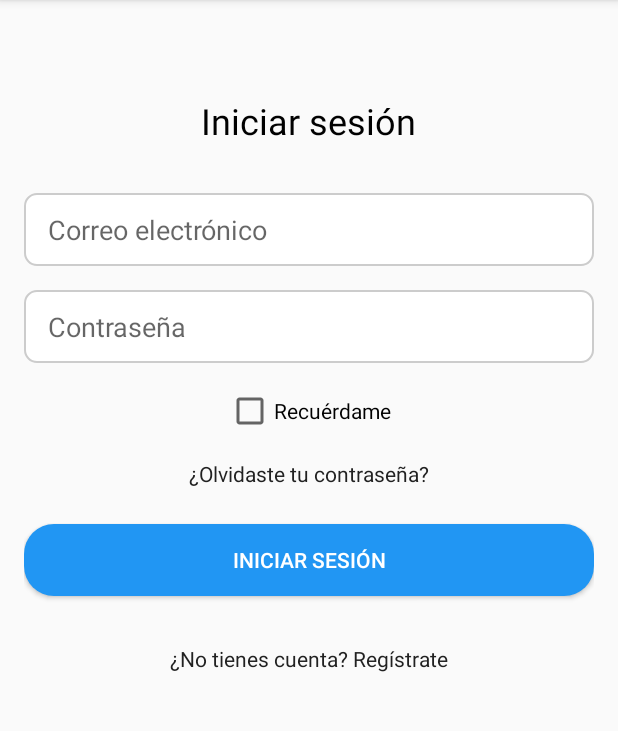
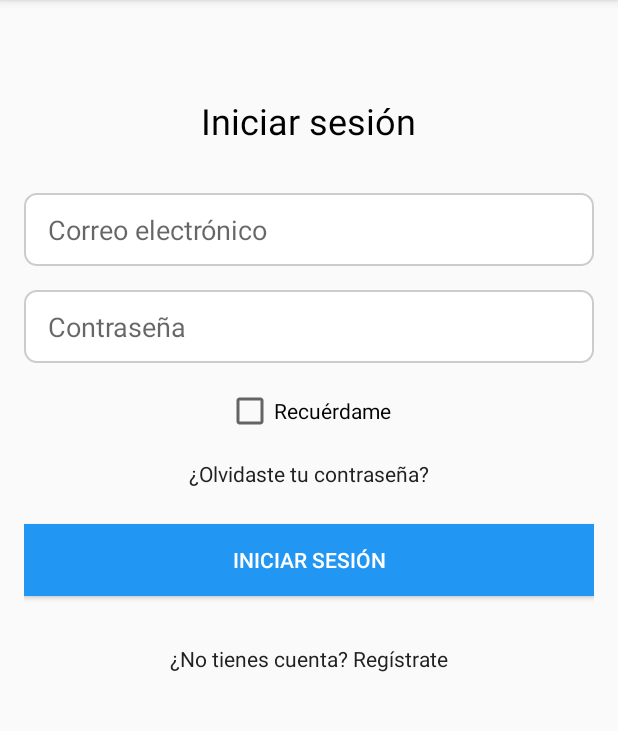
Before and after one commit to Danii001mg/TFG-QuantumMind, an Android app: the screen it shows after launch (LoginActivity), on a phone screen of 412 x 824 dp, the part 84-815 px from its top. Run offline under Robolectric (Android 15) with nearby library versions, the phone set to English and light mode, and no system bars; our stand-ins replace Firebase (no records; nobody signed in at launch, a user with empty details on screens opened directly).

Commit message:
Cambios en la interfaz; pantalla de perfil, editar perfil y funcionalidad para cerrar sesión

```diff
--- a/App QuantumMind/app/src/main/AndroidManifest.xml
+++ b/App QuantumMind/app/src/main/AndroidManifest.xml
@@ -1,6 +1,7 @@
 <?xml version="1.0" encoding="utf-8"?>
 <manifest xmlns:android="http://schemas.android.com/apk/res/android"
     xmlns:tools="http://schemas.android.com/tools">
+    <uses-permission android:name="android.permission.INTERNET"/>
 
     <application
         android:allowBackup="true"
@@ -27,6 +28,11 @@
         <activity android:name="android.example.quantummind.AchievementsActivity" />
         <activity android:name="android.example.quantummind.RegisterActivity" />
         <activity android:name="android.example.quantummind.MainActivity" />
+        <activity android:name="android.example.quantummind.UserProfileActivity" />
+        <activity android:name="android.example.quantummind.SettingsActivity" />
+        <activity android:name="android.example.quantummind.EditProfileActivity" />
+
+
     </application>
 
 </manifest>
--- a/App QuantumMind/app/src/main/res/layout/activity_login.xml
+++ b/App QuantumMind/app/src/main/res/layout/activity_login.xml
@@ -11,7 +11,7 @@
     <TextView
         android:layout_width="wrap_content"
         android:layout_height="wrap_content"
-        android:text="Iniciar sesión"
+        android:text="@string/log_in"
         android:textSize="24sp"
         android:textColor="#000"
         android:layout_marginTop="48dp"
@@ -21,7 +21,7 @@
         android:id="@+id/emailEditText"
         android:layout_width="match_parent"
         android:layout_height="wrap_content"
-        android:hint="Correo electrónico"
+        android:hint="@string/email"
         android:background="@drawable/edit_text_style"
         android:inputType="textEmailAddress"
         android:layout_marginBottom="16dp"/>
@@ -30,7 +30,7 @@
         android:id="@+id/passwordEditText"
         android:layout_width="match_parent"
         android:layout_height="wrap_content"
-        android:hint="Contraseña"
+        android:hint="@string/password"
         android:background="@drawable/edit_text_style"
         android:inputType="textPassword"
         android:layout_marginBottom="16dp"/>
@@ -39,14 +39,14 @@
         android:id="@+id/rememberMeCheckBox"
         android:layout_width="wrap_content"
         android:layout_height="wrap_content"
-        android:text="Recuérdame"
+        android:text="@string/remember_me"
         android:layout_marginBottom="16dp"/>
 
     <TextView
         android:id="@+id/forgotPasswordText"
         android:layout_width="wrap_content"
         android:layout_height="wrap_content"
-        android:text="¿Olvidaste tu contraseña?"
+        android:text="@string/forget_password"
         android:textColor="?attr/colorPrimary"
         android:layout_marginBottom="24dp"/>
 
@@ -54,8 +54,8 @@
         android:id="@+id/loginButton"
         android:layout_width="match_parent"
         android:layout_height="wrap_content"
-        android:text="Iniciar sesión"
-        android:background="@drawable/button_style"
+        android:text="@string/log_in"
+        android:background="@color/bottomNavBackground"
         android:textColor="#FFF"
         android:onClick="login"
         android:layout_marginBottom="32dp"/>
@@ -64,7 +64,7 @@
         android:id="@+id/registerText"
         android:layout_width="wrap_content"
         android:layout_height="wrap_content"
-        android:text="¿No tienes cuenta? Regístrate"
+        android:text="@string/register"
         android:textColor="?attr/colorPrimary"
         android:onClick="openRegister"/>
 
--- a/App QuantumMind/app/src/main/res/values/colors.xml
+++ b/App QuantumMind/app/src/main/res/values/colors.xml
@@ -7,5 +7,10 @@
     <color name="teal_700">#FF018786</color>
     <color name="black">#FF000000</color>
     <color name="white">#FFFFFFFF</color>
-    <color name="colorPrimary">#2196F3</color>
+    <color name="colorPrimary">#FF5722</color>
+    <color name="colorPrimaryDark">#E64A19</color>
+    <color name="colorAccent">#FFC107</color>
+    <color name="bottomNavBackground">#2196F3</color>
+    <color name="bottomNavItemSelected">#FFFFFF</color>
+    <color name="bottomNavItemUnselected">#BDBDBD</color>
 </resources>
--- a/App QuantumMind/app/src/main/res/values/strings.xml
+++ b/App QuantumMind/app/src/main/res/values/strings.xml
@@ -2,8 +2,28 @@
     <string name="app_name">QuantumMind</string>
     <string name="start_game">Comenzar juego</string>
     <string name="view_achievements">Ver Logros</string>
-    <string name="username_hint">Email\n</string>
+    <string name="username_hint">Email</string>
     <string name="password_hint">Contraseña</string>
     <string name="login">Iniciar sesión</string>
     <string name="create_account">Crear cuenta</string>
+    <string name="lessons">Lecciones</string>
+    <string name="home">Home</string>
+    <string name="questions">Preguntas</string>
+    <string name="profile">Mi Perfil</string>
+    <string name="sign_out">Sign Out</string>
+    <string name="save_changes">Guardar cambios</string>
+    <string name="profile_name">Nombre</string>
+    <string name="log_out">Cerrar sesión</string>
+    <string name="settings">Configuración</string>
+    <string name="edit_profile">Editar perfil</string>
+    <string name="help_support">Ayuda</string>
+    <string name="language">Idioma</string>
+    <string name="privacy">Privacidad</string>
+    <string name="notifications">Notificaciones</string>
+    <string name="log_in">Iniciar sesión</string>
+    <string name="email">Correo electrónico</string>
+    <string name="password">Contraseña</string>
+    <string name="remember_me">Recuérdame</string>
+    <string name="forget_password">¿Olvidaste tu contraseña?</string>
+    <string name="register">¿No tienes cuenta? Regístrate</string>
 </resources>
```
Also changed, not shown: App QuantumMind/app/build.gradle (+9 -0 lines), App QuantumMind/app/src/main/java/android/example/quantummind/MainActivity.java (+22 -20 lines), App QuantumMind/app/src/main/res/layout/activity_main.xml (+11 -34 lines), App QuantumMind/app/src/main/res/values/styles.xml (+8 -0 lines).
